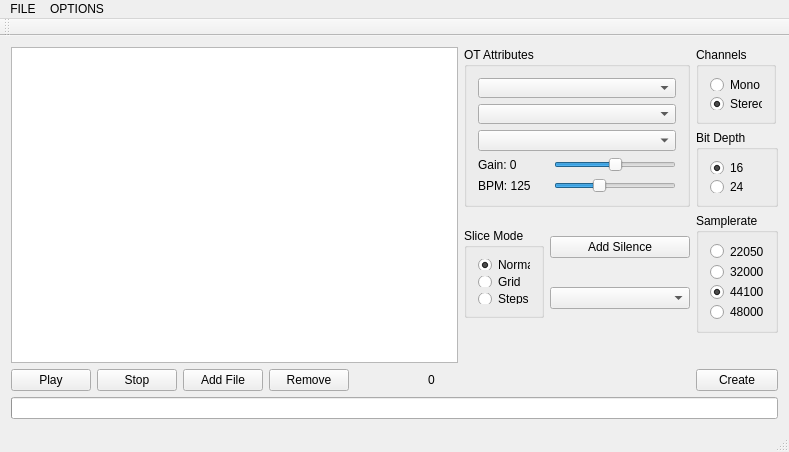
KaiDrange/OctaChainer, file mainwindow.ui: the form before one commit.
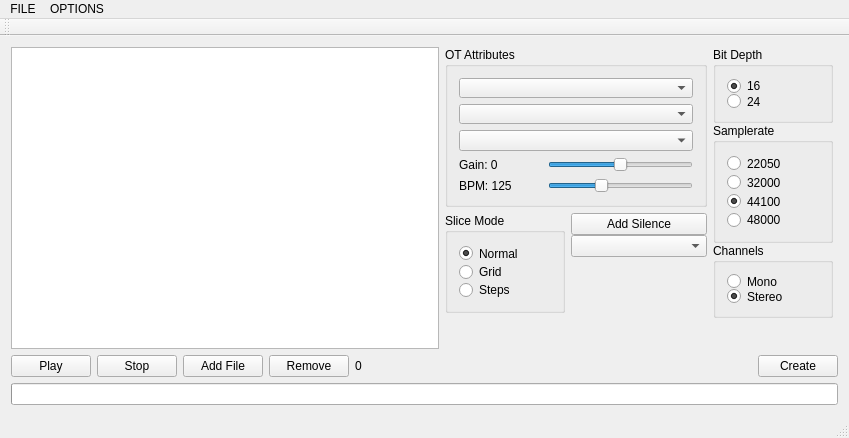
The form after the commit.

Commit message: Adapted ui for gtk3 enviroment. Fixed some compiler warnings. Signed-off-by: Vladimir Ulrich <admin@evl.su>

The edit to the form file:
```diff
--- a/mainwindow.ui
+++ b/mainwindow.ui
@@ -6,8 +6,8 @@
    <rect>
     <x>0</x>
     <y>0</y>
-    <width>789</width>
-    <height>450</height>
+    <width>849</width>
+    <height>438</height>
    </rect>
   </property>
   <property name="windowTitle">
@@ -15,7 +15,7 @@
   </property>
   <widget class="QWidget" name="centralWidget">
    <layout class="QGridLayout" name="gridLayout">
-    <item row="12" column="0" colspan="13">
+    <item row="12" column="0" colspan="14">
      <widget class="QProgressBar" name="progressBar">
       <property name="value">
        <number>0</number>
@@ -38,7 +38,7 @@
       </property>
      </widget>
     </item>
-    <item row="8" column="12">
+    <item row="8" column="13">
      <widget class="QPushButton" name="btnCreate">
       <property name="text">
        <string>Create</string>
@@ -66,14 +66,17 @@
       </property>
      </widget>
     </item>
-    <item row="8" column="6">
+    <item row="8" column="4">
      <widget class="QLabel" name="lblSliceCOunt">
       <property name="text">
        <string>0</string>
       </property>
      </widget>
     </item>
-    <item row="0" column="7" rowspan="2" colspan="5">
+    <item row="0" column="0" rowspan="8" colspan="6">
+     <widget class="QListWidget" name="listSlices"/>
+    </item>
+    <item row="0" column="6" rowspan="2" colspan="6">
      <widget class="QGroupBox" name="groupAttr">
       <property name="minimumSize">
        <size>
@@ -98,7 +101,7 @@
         <widget class="QLabel" name="lblGain">
          <property name="minimumSize">
           <size>
-           <width>70</width>
+           <width>83</width>
            <height>0</height>
           </size>
          </property>
@@ -127,7 +130,7 @@
         <widget class="QLabel" name="lblBPM">
          <property name="minimumSize">
           <size>
-           <width>70</width>
+           <width>83</width>
            <height>0</height>
           </size>
          </property>
@@ -164,55 +167,15 @@
       </layout>
      </widget>
     </item>
-    <item row="0" column="0" rowspan="8" colspan="7">
-     <widget class="QListWidget" name="listSlices"/>
-    </item>
-    <item row="2" column="7">
-     <widget class="QGroupBox" name="groupSliceMode">
-      <property name="minimumSize">
-       <size>
-        <width>80</width>
-        <height>90</height>
-       </size>
+    <item row="0" column="12" rowspan="8" colspan="2">
+     <layout class="QVBoxLayout" name="verticalLayout_6">
+      <property name="spacing">
+       <number>0</number>
       </property>
-      <property name="maximumSize">
-       <size>
-        <width>80</width>
-        <height>90</height>
-       </size>
+      <property name="sizeConstraint">
+       <enum>QLayout::SetMaximumSize</enum>
       </property>
-      <property name="title">
-       <string>Slice Mode</string>
-      </property>
-      <layout class="QVBoxLayout" name="verticalLayout_4">
        <item>
-        <widget class="QRadioButton" name="radioSliceNormal">
-         <property name="text">
-          <string>Normal</string>
-         </property>
-         <property name="checked">
-          <bool>true</bool>
-         </property>
-        </widget>
-       </item>
-       <item>
-        <widget class="QRadioButton" name="radioSliceGrid">
-         <property name="text">
-          <string>Grid</string>
-         </property>
-        </widget>
-       </item>
-       <item>
-        <widget class="QRadioButton" name="radioSliceSteps">
-         <property name="text">
-          <string>Steps</string>
-         </property>
-        </widget>
-       </item>
-      </layout>
-     </widget>
-    </item>
-    <item row="1" column="12">
      <widget class="QGroupBox" name="groupBitDepth">
       <property name="minimumSize">
        <size>
@@ -222,7 +185,7 @@
       </property>
       <property name="maximumSize">
        <size>
-        <width>16777215</width>
+          <width>120</width>
         <height>16777215</height>
        </size>
       </property>
@@ -230,6 +193,9 @@
        <string>Bit Depth</string>
       </property>
       <layout class="QVBoxLayout" name="verticalLayout">
+         <property name="spacing">
+          <number>0</number>
+         </property>
        <item>
         <widget class="QRadioButton" name="radio16">
          <property name="text">
@@ -250,45 +216,7 @@
       </layout>
      </widget>
     </item>
-    <item row="0" column="12">
-     <widget class="QGroupBox" name="groupChannels">
-      <property name="minimumSize">
-       <size>
-        <width>80</width>
-        <height>70</height>
-       </size>
-      </property>
-      <property name="maximumSize">
-       <size>
-        <width>80</width>
-        <height>16777215</height>
-       </size>
-      </property>
-      <property name="title">
-       <string>Channels</string>
-      </property>
-      <layout class="QVBoxLayout" name="verticalLayout_2">
        <item>
-        <widget class="QRadioButton" name="radioMono">
-         <property name="text">
-          <string>Mono</string>
-         </property>
-        </widget>
-       </item>
-       <item>
-        <widget class="QRadioButton" name="radioStereo">
-         <property name="text">
-          <string>Stereo</string>
-         </property>
-         <property name="checked">
-          <bool>true</bool>
-         </property>
-        </widget>
-       </item>
-      </layout>
-     </widget>
-    </item>
-    <item row="2" column="12">
      <widget class="QGroupBox" name="groupSampleRate">
       <property name="minimumSize">
        <size>
@@ -298,7 +226,7 @@
       </property>
       <property name="maximumSize">
        <size>
-        <width>82</width>
+          <width>120</width>
         <height>16777215</height>
        </size>
       </property>
@@ -306,6 +234,9 @@
        <string>Samplerate</string>
       </property>
       <layout class="QVBoxLayout" name="verticalLayout_3">
+         <property name="spacing">
+          <number>0</number>
+         </property>
        <item>
         <widget class="QRadioButton" name="radio22">
          <property name="text">
@@ -340,8 +271,143 @@
       </layout>
      </widget>
     </item>
-    <item row="2" column="8" colspan="4">
+      <item>
+       <widget class="QGroupBox" name="groupChannels">
+        <property name="minimumSize">
+         <size>
+          <width>80</width>
+          <height>70</height>
+         </size>
+        </property>
+        <property name="maximumSize">
+         <size>
+          <width>120</width>
+          <height>16777215</height>
+         </size>
+        </property>
+        <property name="title">
+         <string>Channels</string>
+        </property>
+        <layout class="QVBoxLayout" name="verticalLayout_2">
+         <property name="spacing">
+          <number>0</number>
+         </property>
+         <item>
+          <widget class="QRadioButton" name="radioMono">
+           <property name="text">
+            <string>Mono</string>
+           </property>
+          </widget>
+         </item>
+         <item>
+          <widget class="QRadioButton" name="radioStereo">
+           <property name="text">
+            <string>Stereo</string>
+           </property>
+           <property name="checked">
+            <bool>true</bool>
+           </property>
+          </widget>
+         </item>
+        </layout>
+       </widget>
+      </item>
+      <item>
+       <spacer name="verticalSpacer_6">
+        <property name="orientation">
+         <enum>Qt::Vertical</enum>
+        </property>
+        <property name="sizeType">
+         <enum>QSizePolicy::Expanding</enum>
+        </property>
+        <property name="sizeHint" stdset="0">
+         <size>
+          <width>20</width>
+          <height>40</height>
+         </size>
+        </property>
+       </spacer>
+      </item>
+     </layout>
+    </item>
+    <item row="2" column="6" rowspan="6" colspan="6">
+     <layout class="QHBoxLayout" name="horizontalLayout">
+      <property name="spacing">
+       <number>6</number>
+      </property>
+      <item>
+       <layout class="QVBoxLayout" name="verticalLayout_7">
+        <property name="spacing">
+         <number>0</number>
+        </property>
+        <item>
+         <widget class="QGroupBox" name="groupSliceMode">
+          <property name="minimumSize">
+           <size>
+            <width>80</width>
+            <height>90</height>
+           </size>
+          </property>
+          <property name="maximumSize">
+           <size>
+            <width>120</width>
+            <height>110</height>
+           </size>
+          </property>
+          <property name="title">
+           <string>Slice Mode</string>
+          </property>
+          <layout class="QVBoxLayout" name="verticalLayout_4">
+           <property name="spacing">
+            <number>0</number>
+           </property>
+           <item>
+            <widget class="QRadioButton" name="radioSliceNormal">
+             <property name="text">
+              <string>Normal</string>
+             </property>
+             <property name="checked">
+              <bool>true</bool>
+             </property>
+            </widget>
+           </item>
+           <item>
+            <widget class="QRadioButton" name="radioSliceGrid">
+             <property name="text">
+              <string>Grid</string>
+             </property>
+            </widget>
+           </item>
+           <item>
+            <widget class="QRadioButton" name="radioSliceSteps">
+             <property name="text">
+              <string>Steps</string>
+             </property>
+            </widget>
+           </item>
+          </layout>
+         </widget>
+        </item>
+        <item>
+         <spacer name="verticalSpacer_3">
+          <property name="orientation">
+           <enum>Qt::Vertical</enum>
+          </property>
+          <property name="sizeHint" stdset="0">
+           <size>
+            <width>20</width>
+            <height>40</height>
+           </size>
+          </property>
+         </spacer>
+        </item>
+       </layout>
+      </item>
+      <item>
      <layout class="QVBoxLayout" name="verticalLayout_5">
+        <property name="spacing">
+         <number>0</number>
+        </property>
       <item>
        <widget class="QPushButton" name="btnAddSilence">
         <property name="text">
@@ -352,6 +418,21 @@
       <item>
        <widget class="QComboBox" name="dropSlicePerSteps"/>
       </item>
+        <item>
+         <spacer name="verticalSpacer">
+          <property name="orientation">
+           <enum>Qt::Vertical</enum>
+          </property>
+          <property name="sizeHint" stdset="0">
+           <size>
+            <width>20</width>
+            <height>40</height>
+           </size>
+          </property>
+         </spacer>
+        </item>
+       </layout>
+      </item>
      </layout>
     </item>
    </layout>
@@ -361,8 +442,8 @@
     <rect>
      <x>0</x>
      <y>0</y>
-     <width>789</width>
-     <height>21</height>
+     <width>849</width>
+     <height>26</height>
     </rect>
    </property>
    <widget class="QMenu" name="menuFILE">
```
Lines whose indentation alone changed are shown as unchanged. The commit also changes 1 other file.
